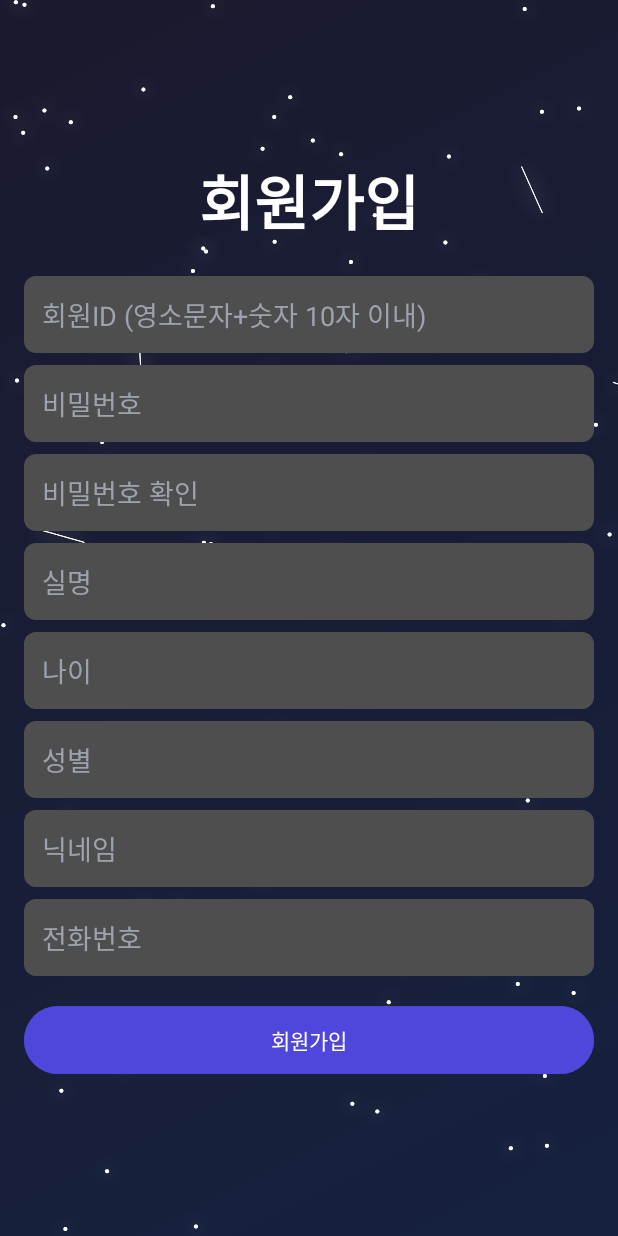
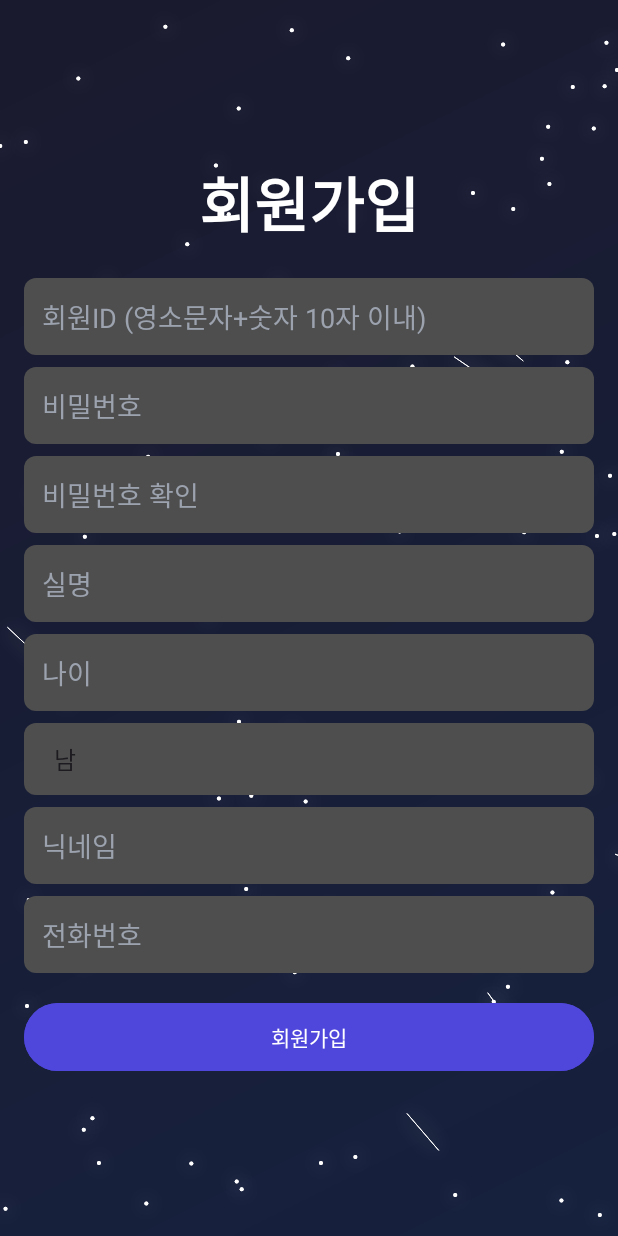
Before and after one commit to he4rtbleed/TimeCapsule, an Android app: the RegisterActivity screen opened directly, with no data from a screen before it, after a tap on "회원가입", on a phone screen of 412 x 824 dp. Run offline under Robolectric (Android 15) with nearby library versions, the phone set to English and light mode, and no system bars; 1 other tap on this screen came first.

```diff
--- a/app/src/main/java/com/jj/timecapsule/RegisterActivity.java
+++ b/app/src/main/java/com/jj/timecapsule/RegisterActivity.java
@@ -1,21 +1,23 @@
 package com.jj.timecapsule;
 
 import android.os.Bundle;
+import android.text.InputFilter;
+import android.text.Spanned;
 import android.view.View;
 import android.widget.Button;
 import android.widget.EditText;
+import android.widget.Spinner;
+
 import androidx.appcompat.app.AppCompatActivity;
-
-import java.io.IOException;
 
 public class RegisterActivity extends AppCompatActivity {
 
-    private EditText editTextEmail;
+    private EditText editTextUserId;
     private EditText editTextPassword;
     private EditText editTextConfirmPassword;
     private EditText editTextName;
     private EditText editTextAge;
-    private EditText editTextGender;
+    private Spinner editTextGender;
     private EditText editTextNickname;
     private EditText editTextPhone;
     private Button buttonRegister;
@@ -25,15 +27,32 @@ public class RegisterActivity extends AppCompatActivity {
         super.onCreate(savedInstanceState);
         setContentView(R.layout.register_page);
 
-        editTextEmail = findViewById(R.id.editTextUserId);
+        editTextUserId = findViewById(R.id.editTextUserId);
         editTextPassword = findViewById(R.id.editTextPassword);
         editTextConfirmPassword = findViewById(R.id.editTextConfirmPassword);
         editTextName = findViewById(R.id.editTextName);
         editTextAge = findViewById(R.id.editTextAge);
-        editTextGender = findViewById(R.id.editTextGender);
+        editTextGender = findViewById(R.id.spinnerGender);
         editTextNickname = findViewById(R.id.editTextNickname);
         editTextPhone = findViewById(R.id.editTextPhone);
         buttonRegister = findViewById(R.id.buttonRegister);
+
+        // 회원 ID 입력 제한 설정 (영소문자 + 숫자, 최대 10자)
+        InputFilter[] userIdFilters = new InputFilter[2];
+        userIdFilters[0] = new InputFilter.LengthFilter(10); // 최대 10자
+        userIdFilters[1] = new InputFilter() {
+            @Override
+            public CharSequence filter(CharSequence source, int start, int end, Spanned dest, int dstart, int dend) {
+                for (int i = start; i < end; i++) {
+                    char character = source.charAt(i);
+                    if (!Character.isLowerCase(character) && !Character.isDigit(character)) {
+                        return "";
+                    }
+                }
+                return null;
+            }
+        };
+        editTextUserId.setFilters(userIdFilters);
 
         buttonRegister.setOnClickListener(new View.OnClickListener() {
             @Override
@@ -44,12 +63,12 @@ public class RegisterActivity extends AppCompatActivity {
     }
 
     private void registerUser() {
-        String email = editTextEmail.getText().toString();
+        String email = editTextUserId.getText().toString();
         String password = editTextPassword.getText().toString();
         String confirmPassword = editTextConfirmPassword.getText().toString();
         String name = editTextName.getText().toString();
         String age = editTextAge.getText().toString();
-        String gender = editTextGender.getText().toString();
+        String gender = editTextGender.getSelectedItem().toString();
         String nickname = editTextNickname.getText().toString();
         String phone = editTextPhone.getText().toString();
 
--- a/app/src/main/res/layout/activity_capsule_writer.xml
+++ b/app/src/main/res/layout/activity_capsule_writer.xml
@@ -72,10 +72,11 @@
             android:textSize="16dp"
             android:padding="16dp"/>
 
-        <!-- 지도뷰 추가 예시 (Google Maps 사용) -->
-        <fragment
+        <!-- FragmentContainerView + nestedScrolling 속성으로 지도뷰 컨트롤시에 바텀시트 움직이지 않도록 가능 -->
+        <androidx.fragment.app.FragmentContainerView
             android:id="@+id/map"
             android:name="com.google.android.gms.maps.SupportMapFragment"
+            android:nestedScrollingEnabled="true"
             android:layout_width="match_parent"
             android:layout_height="300dp"/>
 
--- a/app/src/main/res/layout/register_page.xml
+++ b/app/src/main/res/layout/register_page.xml
@@ -83,16 +83,16 @@
             android:padding="12dp"
             android:inputType="number"/>
 
-        <EditText
-            android:id="@+id/editTextGender"
+        <Spinner
+            android:id="@+id/spinnerGender"
             android:layout_width="match_parent"
             android:layout_height="wrap_content"
-            android:hint="성별"
+            android:layout_marginTop="8dp"
+
+            android:padding="12dp"
             android:background="@drawable/edit_text_background"
-            android:textColor="#E0E0E0"
-            android:textColorHint="#9CA3AF"
-            android:layout_marginTop="8dp"
-            android:padding="12dp"/>
+            android:spinnerMode="dropdown"
+            android:entries="@array/genders"/>
 
         <EditText
             android:id="@+id/editTextNickname"
--- a/app/src/main/res/values/strings.xml
+++ b/app/src/main/res/values/strings.xml
@@ -1,3 +1,8 @@
 <resources>
     <string name="app_name">TimeCapsule</string>
+    <string-array name="genders">
+        <item>남</item>
+        <item>여</item>
+        <item>그 외</item>
+    </string-array>
 </resources>
--- a/build.gradle.kts
+++ b/build.gradle.kts
@@ -1,4 +1,4 @@
 // Top-level build file where you can add configuration options common to all sub-projects/modules.
 plugins {
-    id("com.android.application") version "8.1.1" apply false
+    id("com.android.application") version "8.4.1" apply false
 }
```
Also changed, not shown: app/src/main/java/com/jj/timecapsule/CapsuleWriterActivity.java (+0 -8 lines), gradle/wrapper/gradle-wrapper.properties.
